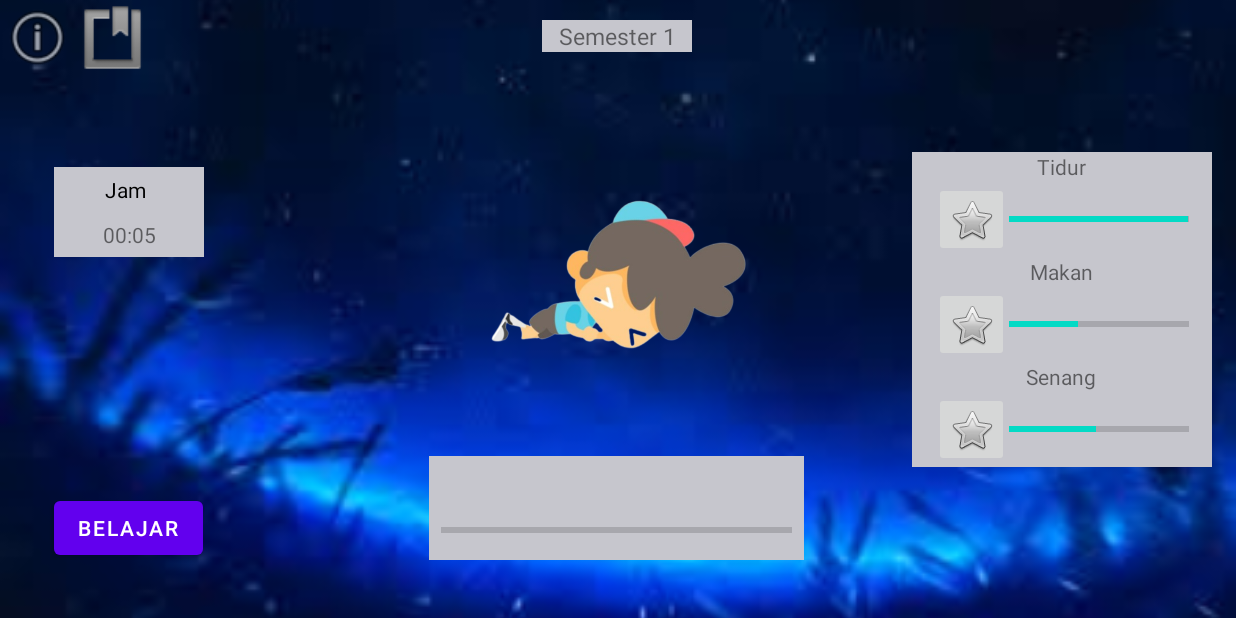
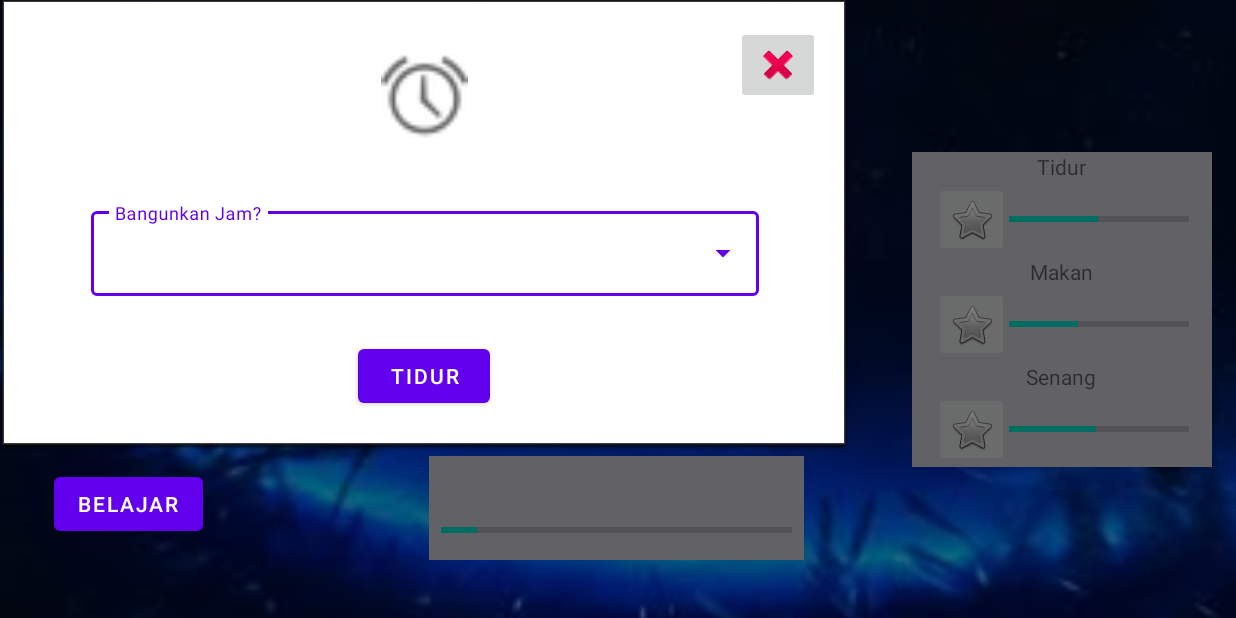
Before and after one commit to Michael9921/UTS-Mobile-App, an Android app: the ActivityInGame screen opened directly, with no data from a screen before it, after a tap on "buttonTidur", on a phone screen of 824 x 412 dp (held sideways). Run offline under Robolectric (Android 15) with nearby library versions, the phone set to English and light mode, and no system bars; 1 other tap on this screen came first.

Commit message:
add: alaram sistem

```diff
--- a/UMNLife/app/src/main/java/com/example/umnlife/ActivityInGame.kt
+++ b/UMNLife/app/src/main/java/com/example/umnlife/ActivityInGame.kt
@@ -1,12 +1,16 @@
 package com.example.umnlife
 
-import android.content.Context.MODE_PRIVATE
+import android.annotation.SuppressLint
 import android.content.Intent
 import android.content.SharedPreferences
 import android.media.MediaPlayer
+import android.os.Build
 import android.os.Bundle
+import android.view.Gravity
 import android.view.View
-import android.widget.Toast
+import android.view.ViewGroup
+import android.widget.*
+import androidx.annotation.RequiresApi
 import androidx.appcompat.app.AppCompatActivity
 import com.example.umnlife.databinding.ActivityInGameBinding
 
@@ -32,6 +36,8 @@ class ActivityInGame: AppCompatActivity() {
     private var saveData: SharedPreferences.Editor? = null
     private var getSaveData: SharedPreferences? = null
     private var saveFlag = true;
+
+    @SuppressLint("MissingInflatedId")
     override fun onCreate(savedInstanceState: Bundle?) {
         super.onCreate(savedInstanceState)
         window.decorView.systemUiVisibility = View.SYSTEM_UI_FLAG_FULLSCREEN
@@ -67,14 +73,49 @@ class ActivityInGame: AppCompatActivity() {
 
         }
 
-        binding.button2.setOnClickListener{
+        binding.buttonBljr.setOnClickListener{
             clickFUnc.onStudy(this.waktuDo)
             if(clickFUnc.progressBljr == 0){
                 val intent =  Intent(this, ActivityQuiz::class.java)
                 startActivity(intent)
             }
         }
-        binding.buttonTidur.setOnClickListener{clickFUnc.onTidur{ plusTime(480) }}
+
+
+
+        binding.buttonTidur.setOnClickListener{
+            binding.viewPopUp.visibility = View.VISIBLE
+            Frezze()
+            val popupWindow = PopupWindow(this)
+            val viewPopUp = layoutInflater.inflate(R.layout.popup_alaram_tidur, null) // inflate a new instance
+            popupWindow.contentView = viewPopUp
+
+            val languages = resources.getStringArray(R.array.time_alaram_array)
+            val adapterItems = ArrayAdapter(this, R.layout.listitems, languages)
+            val autoInput: AutoCompleteTextView = viewPopUp.findViewById(R.id.editTextNumberDecimal)
+            autoInput.setAdapter(adapterItems)
+
+            val btnAlrm: Button? = viewPopUp.findViewById(R.id.button_alaram)
+            val btnCancle : ImageButton? = viewPopUp.findViewById(R.id.button_cancle)
+
+            btnCancle?.setOnClickListener({
+                popupWindow.dismiss()
+                binding.viewPopUp.visibility = View.GONE
+                goAgain()
+            })
+
+            btnAlrm?.setOnClickListener {
+                popupWindow.dismiss()
+                binding.viewPopUp.visibility = View.GONE
+                time = (60 * (autoInput.text.toString().toIntOrNull() ?: 0))
+                clickFUnc.onTidur()
+                goAgain()
+            }
+
+            // remove the view from its parent if it has one
+            (viewPopUp.parent as? ViewGroup)?.removeView(viewPopUp)
+            popupWindow.showAtLocation(binding.root, Gravity.CENTER, 0, 0)
+        }
 
         binding.imageButtonInfo.setOnClickListener {
             saveData = getSharedPreferences("dataGame", MODE_PRIVATE).edit()
@@ -192,13 +233,25 @@ class ActivityInGame: AppCompatActivity() {
         outState.putInt(KEY_CHAR, char)
     }
 
-    override fun onStart() {
-        super.onStart()
+    fun goAgain(){
         waktuJalan()
         countDownDO()
         clickFUnc.intervalMakan()
         clickFUnc.intervalMain()
         clickFUnc.intevalTidur()
+    }
+
+    fun Frezze(){
+        putarWaktu.resetInterval()
+        waktuDo.resetTimeOut()
+        clickFUnc.waktuMain.resetInterval()
+        clickFUnc.waktuTidur.resetInterval()
+        clickFUnc.waktuMakan.resetInterval()
+    }
+
+    override fun onStart() {
+        super.onStart()
+        goAgain()
         if(intent.getBooleanExtra("jawaban", false) != null && intent.getBooleanExtra("jawaban",false)){
                 clickFUnc.semester+=1
                 binding.semester.setText(String.format("Semester %d", clickFUnc.semester))
@@ -212,11 +265,7 @@ class ActivityInGame: AppCompatActivity() {
     override fun onStop() {
         super.onStop()
         saveData = getSharedPreferences("dataGame", MODE_PRIVATE).edit()
-        putarWaktu.resetInterval()
-        waktuDo.resetTimeOut()
-        clickFUnc.waktuMain.resetInterval()
-        clickFUnc.waktuTidur.resetInterval()
-        clickFUnc.waktuMakan.resetInterval()
+        Frezze()
         mMediaPlayer!!.release()
         mMediaPlayer = null
         if(saveFlag){
--- a/UMNLife/app/src/main/java/com/example/umnlife/onClickHandler.kt
+++ b/UMNLife/app/src/main/java/com/example/umnlife/onClickHandler.kt
@@ -116,8 +116,7 @@ class onClickHandler(val binding: ActivityInGameBinding, val char: Int, val cont
         TimerService.setTimeout({binding.character.setImageResource(char)},3000)
     }
 
-    fun onTidur(time:()-> Unit){
-        time()
+    fun onTidur(){
         plusTidur()
         minMakan()
         binding.character.setImageResource(charTidur)
@@ -154,7 +153,7 @@ class onClickHandler(val binding: ActivityInGameBinding, val char: Int, val cont
     }
 
     fun plusTidur(){
-        progressTidur+=50
+        progressTidur+=60
         if(progressTidur > 100) progressTidur = 100
         binding.barTidur.setProgress(progressTidur)
     }
--- a/UMNLife/app/src/main/res/layout/activity_in_game.xml
+++ b/UMNLife/app/src/main/res/layout/activity_in_game.xml
@@ -3,7 +3,40 @@
     xmlns:app="http://schemas.android.com/apk/res-auto"
     xmlns:tools="http://schemas.android.com/tools"
     android:layout_width="match_parent"
-    android:layout_height="match_parent">
+    android:layout_height="match_parent"
+    tools:context=".ActivityInGame">
+
+    <Button
+        android:id="@+id/buttonBljr"
+        android:layout_width="wrap_content"
+        android:layout_height="wrap_content"
+        android:layout_marginStart="36dp"
+        android:layout_marginBottom="36dp"
+        android:text="Belajar"
+        app:layout_constraintBottom_toBottomOf="parent"
+        app:layout_constraintStart_toStartOf="parent"
+        app:layout_constraintTop_toBottomOf="@+id/linearLayout"
+        app:layout_constraintVertical_bias="0.897" />
+
+    <ImageButton
+        android:id="@+id/imageButtonInfo"
+        android:layout_width="50dp"
+        android:layout_height="50dp"
+        android:background="@android:color/transparent"
+        android:scaleType="fitCenter"
+        app:layout_constraintStart_toStartOf="parent"
+        app:layout_constraintTop_toTopOf="parent"
+        app:srcCompat="@android:drawable/ic_menu_info_details" />
+
+    <ImageButton
+        android:id="@+id/imageButton2"
+        android:layout_width="50dp"
+        android:layout_height="50dp"
+        android:background="@android:color/transparent"
+        android:scaleType="fitCenter"
+        app:layout_constraintStart_toEndOf="@+id/imageButtonInfo"
+        app:layout_constraintTop_toTopOf="parent"
+        app:srcCompat="@android:drawable/ic_input_get" />
 
     <ImageView
         android:id="@+id/baground_innerGame"
@@ -129,6 +162,7 @@
                     android:layout_height="40dp"
                     android:layout_gravity="center"
                     android:layout_weight="10" />
+
             </LinearLayout>
         </LinearLayout>
 
@@ -225,12 +259,13 @@
     </LinearLayout>
 
     <LinearLayout
+        android:id="@+id/linearLayout"
         android:layout_width="wrap_content"
         android:layout_height="wrap_content"
         android:layout_marginStart="36dp"
+        android:background="@color/material_dynamic_neutral80"
         android:gravity="center"
         android:orientation="vertical"
-        android:background="@color/material_dynamic_neutral80"
         app:layout_constraintBottom_toBottomOf="parent"
         app:layout_constraintStart_toStartOf="parent"
         app:layout_constraintTop_toTopOf="parent"
@@ -255,34 +290,14 @@
             android:text="12 : 00 : 00" />
     </LinearLayout>
 
-    <Button
-        android:id="@+id/button2"
-        android:layout_width="wrap_content"
-        android:layout_height="wrap_content"
-        android:layout_marginStart="36dp"
-        android:layout_marginBottom="36dp"
-        android:text="Belajar"
-        app:layout_constraintBottom_toBottomOf="parent"
-        app:layout_constraintStart_toStartOf="parent" />
-
-    <ImageButton
-        android:id="@+id/imageButtonInfo"
-        android:layout_width="50dp"
-        android:layout_height="50dp"
-        android:background="@android:color/transparent"
-        android:scaleType="fitCenter"
-        app:layout_constraintStart_toStartOf="parent"
-        app:layout_constraintTop_toTopOf="parent"
-        app:srcCompat="@android:drawable/ic_menu_info_details" />
-
-    <ImageButton
-        android:id="@+id/imageButton2"
-        android:layout_width="50dp"
-        android:layout_height="50dp"
-        android:background="@android:color/transparent"
-        android:scaleType="fitCenter"
-        app:layout_constraintStart_toEndOf="@+id/imageButtonInfo"
-        app:layout_constraintTop_toTopOf="parent"
-        app:srcCompat="@android:drawable/ic_input_get" />
+    <View
+        android:id="@+id/viewPopUp"
+        android:layout_width="fill_parent"
+        android:layout_height="fill_parent"
+        android:background="#80000000"
+        android:visibility="gone"
+        tools:ignore="MissingConstraints"
+        tools:layout_editor_absoluteX="240dp"
+        tools:layout_editor_absoluteY="132dp" />
 
 </androidx.constraintlayout.widget.ConstraintLayout>
--- /dev/null
+++ b/UMNLife/app/src/main/res/layout/listitems.xml
@@ -0,0 +1,11 @@
+ <TextView
+     xmlns:android="http://schemas.android.com/apk/res/android"
+        android:id="@+id/textView"
+        android:layout_width="445dp"
+        android:layout_height="wrap_content"
+     android:padding="14dp"
+     android:textStyle="bold"
+     android:textColor="@color/black"
+     android:textSize="16sp"
+        android:text="TextView"
+         />
--- /dev/null
+++ b/UMNLife/app/src/main/res/layout/popup_alaram_tidur.xml
@@ -0,0 +1,78 @@
+<androidx.constraintlayout.widget.ConstraintLayout
+    xmlns:android="http://schemas.android.com/apk/res/android"
+    xmlns:app="http://schemas.android.com/apk/res-auto"
+    xmlns:tools="http://schemas.android.com/tools"
+    android:layout_width="match_parent"
+    android:layout_height="match_parent"
+    android:background="#80000000">
+
+    <androidx.constraintlayout.widget.ConstraintLayout
+        android:layout_width="560dp"
+        android:layout_height="294dp"
+        android:background="@color/white"
+        app:layout_constraintBottom_toBottomOf="parent"
+        app:layout_constraintEnd_toEndOf="parent"
+        app:layout_constraintStart_toStartOf="parent"
+        app:layout_constraintTop_toTopOf="parent"
+        app:layout_constraintVertical_bias="0.406">
+        <ImageView
+            android:id="@+id/imageView3"
+            android:layout_width="66dp"
+            android:layout_height="58dp"
+            app:layout_constraintBottom_toBottomOf="parent"
+            app:layout_constraintEnd_toEndOf="parent"
+            app:layout_constraintStart_toStartOf="parent"
+            app:layout_constraintTop_toTopOf="parent"
+            app:layout_constraintVertical_bias="0.144"
+            app:srcCompat="@android:drawable/ic_lock_idle_alarm" />
+
+        <com.google.android.material.textfield.TextInputLayout
+            android:id="@+id/textInputLayout"
+            style="@style/Widget.MaterialComponents.TextInputLayout.OutlinedBox.ExposedDropdownMenu"
+            android:layout_width="445dp"
+            android:layout_height="70dp"
+            android:hint="Bangunkan Jam?"
+            app:layout_constraintBottom_toBottomOf="parent"
+            app:layout_constraintEnd_toEndOf="parent"
+            app:layout_constraintHorizontal_bias="0.504"
+            app:layout_constraintStart_toStartOf="parent"
+            app:layout_constraintTop_toBottomOf="@+id/imageView3"
+            app:layout_constraintVertical_bias="0.318">
+            <AutoCompleteTextView
+                android:id="@+id/editTextNumberDecimal"
+                android:layout_width="match_parent"
+                android:layout_height="wrap_content"
+                android:ems="10"
+                android:inputType="numberDecimal"
+                app:layout_constraintBottom_toBottomOf="parent"
+                app:layout_constraintEnd_toEndOf="parent"
+                app:layout_constraintStart_toStartOf="parent"
+                app:layout_constraintTop_toBottomOf="@+id/imageView3"
+                app:layout_constraintVertical_bias="0.21" />
+        </com.google.android.material.textfield.TextInputLayout>
+
+        <Button
+            android:id="@+id/button_alaram"
+            android:layout_width="wrap_content"
+            android:layout_height="wrap_content"
+            android:text="Tidur"
+            app:layout_constraintBottom_toBottomOf="parent"
+            app:layout_constraintEnd_toEndOf="parent"
+            app:layout_constraintStart_toStartOf="parent"
+            app:layout_constraintTop_toBottomOf="@+id/textInputLayout" />
+
+        <ImageButton
+            android:id="@+id/button_cancle"
+            android:layout_width="wrap_content"
+            android:layout_height="wrap_content"
+            android:layout_marginTop="16dp"
+            android:layout_marginEnd="16dp"
+            app:layout_constraintEnd_toEndOf="parent"
+            app:layout_constraintTop_toTopOf="parent"
+            app:srcCompat="@android:drawable/ic_delete"
+            android:contentDescription="cancle" />
+
+
+    </androidx.constraintlayout.widget.ConstraintLayout>
+
+</androidx.constraintlayout.widget.ConstraintLayout>
--- a/UMNLife/app/src/main/res/values/strings.xml
+++ b/UMNLife/app/src/main/res/values/strings.xml
@@ -10,4 +10,20 @@
     <string name="previous">Previous</string>
     <string name="hello_first_fragment">Hello first fragment</string>
     <string name="hello_second_fragment">Hello second fragment. Arg: %1$s</string>
+
+    <string-array name="time_alaram_array">
+        <item>"6"</item>
+        <item>"7"</item>
+        <item>"8"</item>
+        <item>"9"</item>
+        <item>"10"</item>
+        <item>"11"</item>
+        <item>"12"</item>
+        <item>"13"</item>
+        <item>"14"</item>
+        <item>"15"</item>
+        <item>"16"</item>
+        <item>"17"</item>
+        <item>"18"</item>
+    </string-array>
 </resources>
```
